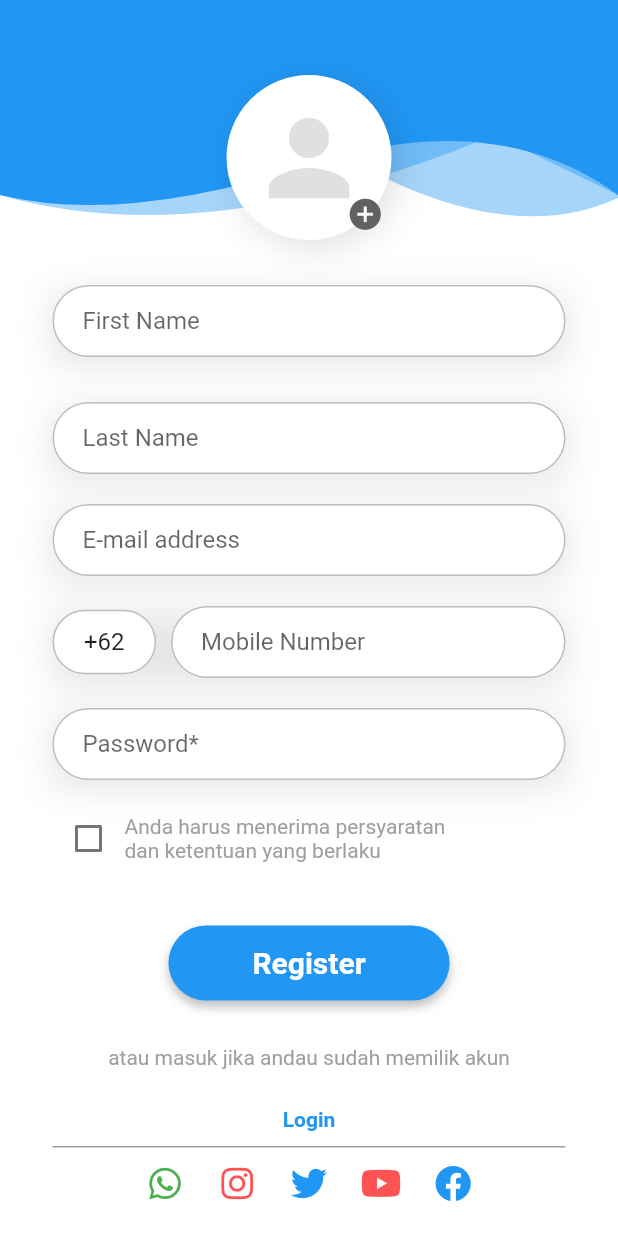
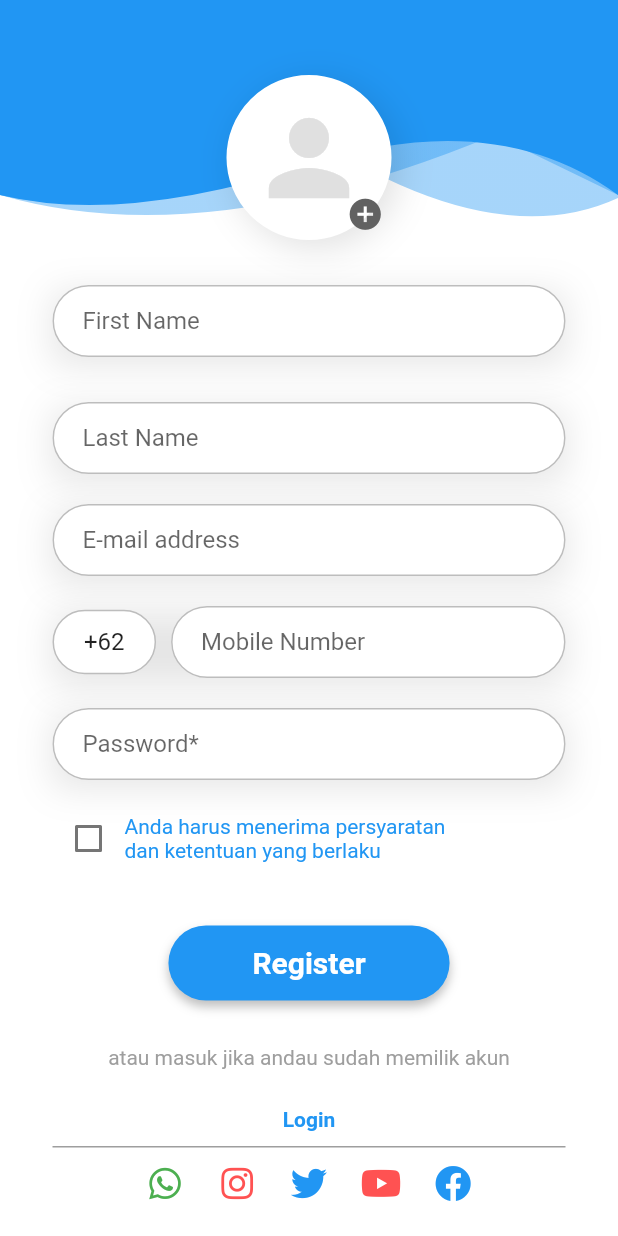
Before and after one commit to arif5995/hashtrade_app, a Flutter app: the RegisterPage screen opened by its route, on a phone screen of 412 x 824 dp. Run offline on Flutter 3.47's test engine with Material 2 defaults, Android fonts, the phone set to English and light mode, and no system bars; our stand-ins replace cached_network_image, carousel_slider, convex_bottom_bar, firebase_core, firebase_messaging, flick_video_player and 10 more; missing offline and left inert: stylish_dialog; accounts and stored records are empty.

Commit message:
- cusotm icon - ganti icon di menu login dan lupa paassword - tambah tanggal dan jam di menu stok dan analis - tambah title di menu berita - tambah aksi di menu reegistrasi untuk persayaratan

```diff
--- a/lib/main.dart
+++ b/lib/main.dart
@@ -18,15 +18,16 @@ void main() async {
   await Firebase.initializeApp();
   String? token = await FirebaseMessaging.instance.getToken();
   print("FirebaseMessaging token: $token");
+
   runApp(NewMyApp());
 }
 
 class NewMyApp extends StatelessWidget {
   const NewMyApp({Key? key}) : super(key: key);
-
   @override
   Widget build(BuildContext context) {
     return GetMaterialApp(
+      debugShowCheckedModeBanner: false,
       initialRoute: SplashPage.routeName,
       getPages: [
         GetPage(
--- a/lib/page/presentations/analisis/analisis_page.dart
+++ b/lib/page/presentations/analisis/analisis_page.dart
@@ -2,6 +2,7 @@ import 'package:flutter/cupertino.dart';
 import 'package:flutter/material.dart';
 import 'package:get/get.dart';
 import 'package:hastrade/common/helper/constant_helper.dart';
+import '../../../common/helper/parse_helper.dart';
 import 'package:hastrade/page/presentations/analisis/controller/analisis_controller.dart';
 
 class AnalisisPage extends GetView<AnalisisController> {
@@ -38,7 +39,7 @@ class AnalisisPage extends GetView<AnalisisController> {
                             controller.getDetailAnalisis(
                                 controller.analisisModel[index].id!, context);
                           },
-                          subtitle: Text(''),
+                          subtitle: Text(ParseHelper.parseDate(dataStock.createdAt!) +' '+ ParseHelper.parseTime(dataStock.createdAt!),textAlign: TextAlign.left),
                         ),
                       );
                     },
--- a/lib/page/presentations/login/login_page.dart
+++ b/lib/page/presentations/login/login_page.dart
@@ -5,6 +5,7 @@ import 'package:get/get.dart';
 import 'package:hastrade/page/presentations/login/login_controller.dart';
 import 'package:hastrade/page/presentations/password/forgot_pasword_page.dart';
 import 'package:hastrade/page/presentations/password/password_binding.dart';
+import 'package:hastrade/page/widgets/my_flutter_app_icons.dart';
 import 'package:url_launcher/url_launcher.dart';
 
 import '../../../common/theme_helper.dart';
@@ -30,7 +31,7 @@ class LoginPage extends GetView<LoginController> {
             Container(
               height: _headerHeight,
               child: HeaderWidget(_headerHeight, true,
-                  Icons.login_rounded), //let's create a common header widget
+                  MyFlutterApp.logohastrade), //let's create a common header widget
             ),
             SafeArea(
               child: Container(
--- a/lib/page/presentations/password/forgot_pasword_page.dart
+++ b/lib/page/presentations/password/forgot_pasword_page.dart
@@ -2,6 +2,7 @@ import 'package:flutter/gestures.dart';
 import 'package:flutter/material.dart';
 import 'package:get/get.dart';
 import 'package:hastrade/page/presentations/password/password_controller.dart';
+import 'package:hastrade/page/widgets/my_flutter_app_icons.dart';
 
 import '../../../common/theme_helper.dart';
 import '../../widgets/header_widget.dart';
@@ -23,7 +24,7 @@ class ForgotPasswordPage extends GetView<PasswordController> {
               Container(
                 height: _headerHeight,
                 child:
-                    HeaderWidget(_headerHeight, true, Icons.password_rounded),
+                    HeaderWidget(_headerHeight, true, MyFlutterApp.logohastrade),
               ),
               SafeArea(
                 child: Container(
--- a/lib/page/presentations/register/register_page.dart
+++ b/lib/page/presentations/register/register_page.dart
@@ -6,6 +6,8 @@ import 'package:hastrade/page/presentations/login/login_controller.dart';
 import 'package:hastrade/page/presentations/login/login_page.dart';
 import 'package:hastrade/page/presentations/register/register_%20controller.dart';
 import 'package:url_launcher/url_launcher.dart';
+import 'package:hastrade/page/presentations/privacy_police/privacy_binding.dart';
+import 'package:hastrade/page/presentations/privacy_police/privacy_police_page.dart';
 
 import '../../../common/theme_helper.dart';
 import '../../widgets/header_widget.dart';
@@ -197,10 +199,17 @@ class RegisterPage extends GetView<RegisterController> {
                                             controller.cekBox(value!);
                                           }),
                                     ),
-                                    Text(
-                                      "Anda harus menerima persyaratan\ndan ketentuan yang berlaku",
-                                      style: TextStyle(color: Colors.grey),
+                                    InkWell(
+                                      child: Text(
+                                        "Anda harus menerima persyaratan\ndan ketentuan yang berlaku",
+                                        style: TextStyle(color: Colors.blue),
+                                      ),
+                                        onTap: () {
+                                          Get.to(PrivacyPolicePage(), binding: PrivacyBinding());
+                                          Scaffold.of(context).openDrawer();
+                                        }
                                     ),
+
                                   ],
                                 ),
                                 Container(
--- a/lib/page/presentations/stock/stock_page.dart
+++ b/lib/page/presentations/stock/stock_page.dart
@@ -2,7 +2,7 @@ import 'package:flutter/cupertino.dart';
 import 'package:flutter/material.dart';
 import 'package:get/get.dart';
 import 'package:hastrade/page/presentations/stock/controller/stock_controller.dart';
-
+import '../../../common/helper/parse_helper.dart';
 import '../../../common/helper/constant_helper.dart';
 
 class StockPage extends GetView<StockController> {
@@ -43,7 +43,7 @@ class StockPage extends GetView<StockController> {
                             controller.getDetailStok(
                                 controller.stokModel[index].id!, context);
                           },
-                          subtitle: Text(''),
+                          subtitle: Text(ParseHelper.parseDate(dataStock.createdAt!) +' '+ ParseHelper.parseTime(dataStock.createdAt!),textAlign: TextAlign.left),
                         ),
                       );
                     },
--- a/lib/page/widgets/header_widget.dart
+++ b/lib/page/widgets/header_widget.dart
@@ -1,6 +1,7 @@
 // This widget will draw header section of all page. Wich you will get with the project source code.
 
 import 'package:flutter/material.dart';
+import 'my_flutter_app_icons.dart';
 
 class HeaderWidget extends StatefulWidget {
   final double _height;
@@ -115,20 +116,20 @@ class _HeaderWidgetState extends State<HeaderWidget> {
                     right: 5.0,
                     bottom: 20.0,
                   ),
-                  decoration: BoxDecoration(
-                    // borderRadius: BorderRadius.circular(20),
+                  /*decoration: BoxDecoration(
+                    //borderRadius: BorderRadius.circular(20),
                     borderRadius: BorderRadius.only(
-                      topLeft: Radius.circular(100),
-                      topRight: Radius.circular(100),
-                      bottomLeft: Radius.circular(60),
-                      bottomRight: Radius.circular(60),
+                      topLeft: Radius.circular(40),
+                      topRight: Radius.circular(40),
+                      bottomLeft: Radius.circular(50),
+                      bottomRight: Radius.circular(50),
                     ),
                     border: Border.all(width: 5, color: Colors.white),
-                  ),
+                  ),*/
                   child: Icon(
                     _icon,
                     color: Colors.white,
-                    size: 40.0,
+                    size: 80.0,
                   ),
                 ),
               ),
```
Also changed, not shown: lib/page/presentations/news/news_detail_page.dart (+7 -6 lines), pubspec.yaml (+6 -6 lines), pubspec.lock.
